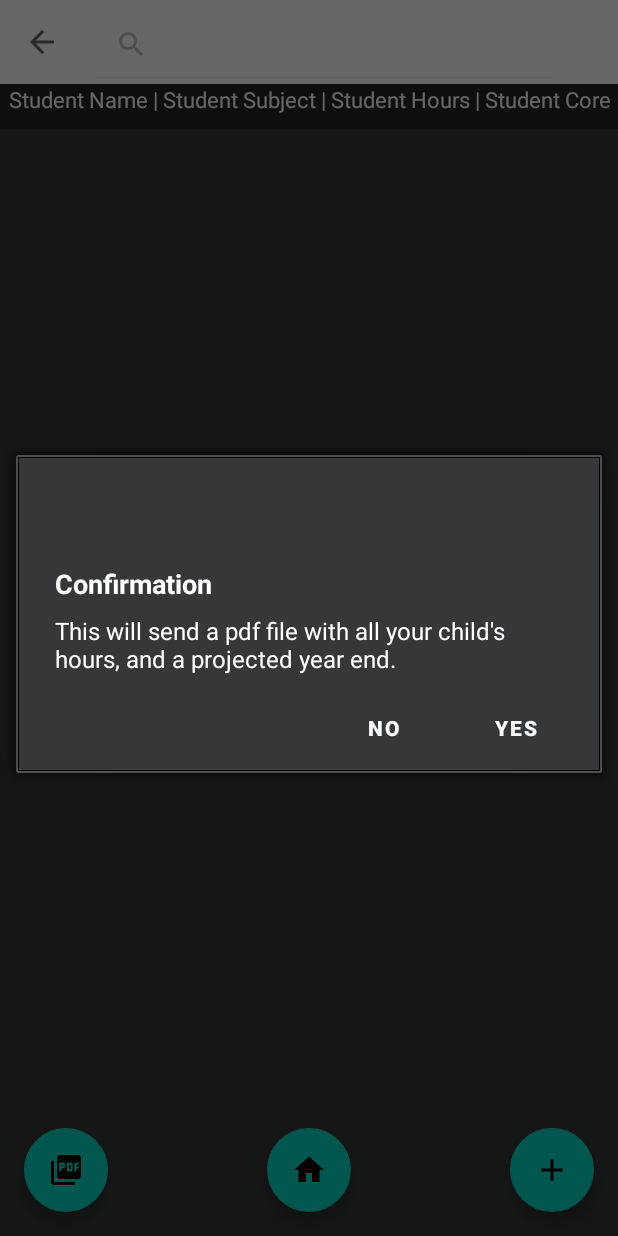
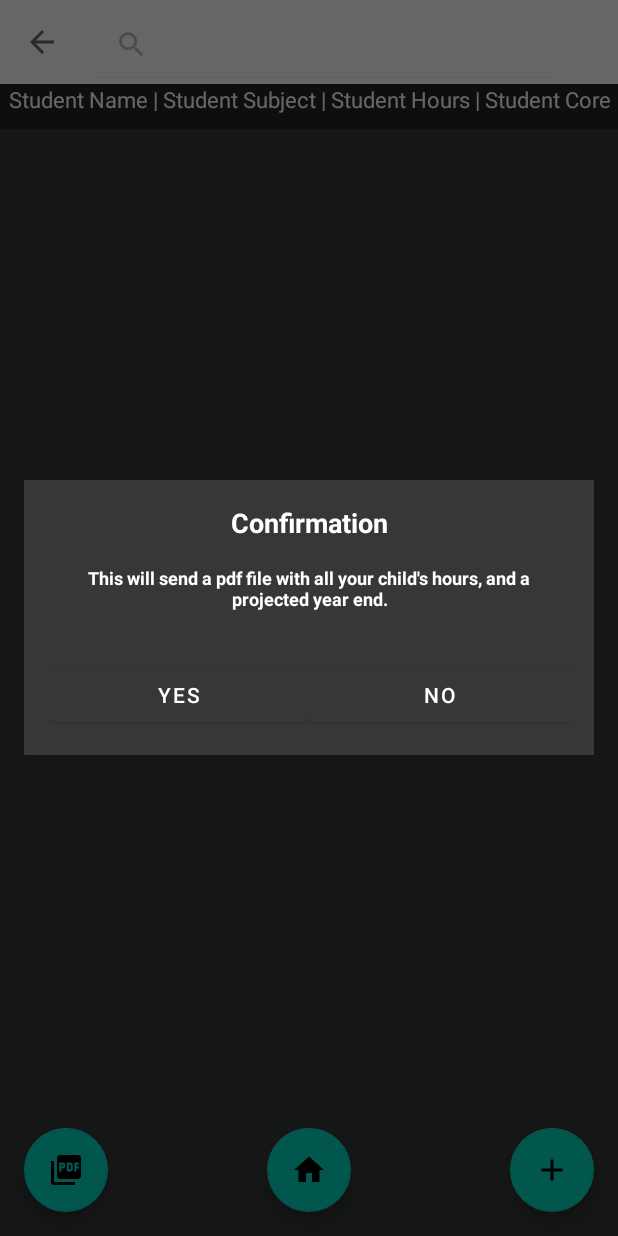
Before and after one commit to BoBlaire/HomeSchoolApp, an Android app: the ViewCourses screen opened directly, with no data from a screen before it, after a tap on an icon or button, on a phone screen of 412 x 824 dp. Run offline under Robolectric (Android 15) with nearby library versions, the phone set to English and light mode, and no system bars; our stand-ins replace Firebase (no records; nobody signed in at launch, a user with empty details on screens opened directly); libraries missing offline, so code that uses them is left out: com.itextpdf.text; 38 statements that could not run were skipped; 2 other taps on this screen came first.

Commit message:
alerts and bugging

```diff
--- a/app/src/main/java/com/example/gfgapp/ViewCourses.java
+++ b/app/src/main/java/com/example/gfgapp/ViewCourses.java
@@ -4,7 +4,6 @@ import static androidx.recyclerview.widget.RecyclerView.VERTICAL;
 
 import android.annotation.SuppressLint;
 import android.content.Context;
-import android.content.DialogInterface;
 import android.content.Intent;
 import android.os.Build;
 import android.os.Bundle;
@@ -12,6 +11,7 @@ import android.os.Bundle;
 import java.io.OutputStream;
 
 import android.bluetooth.BluetoothSocket;
+import android.view.LayoutInflater;
 import android.view.View;
 import android.widget.Button;
 import android.widget.Toast;
@@ -19,7 +19,8 @@ import android.widget.Toast;
 import com.example.gfgapp.dataadapter.AddInfo;
 import com.example.gfgapp.dataadapter.HoursAdapter;
 import com.example.gfgapp.databases.DBHandler;
-import com.example.gfgapp.email.PdfGenerator;
+import com.example.gfgapp.pdf.CustomAlertDialog;
+import com.example.gfgapp.pdf.PdfGenerator;
 import com.example.gfgapp.email.SendEmail;
 import com.example.gfgapp.modal.CourseModal;
 import com.example.gfgapp.modal.MainModal;
@@ -44,7 +45,6 @@ import androidx.recyclerview.widget.LinearLayoutManager;
 import androidx.recyclerview.widget.RecyclerView;
 
 import java.util.ArrayList;
-import java.util.concurrent.ExecutionException;
 
 public class ViewCourses extends AppCompatActivity {
 
@@ -186,7 +186,7 @@ public class ViewCourses extends AppCompatActivity {
                                                     hoursAdapter.getTotalSubjectHours(mainModal.getUserName(), "Extracurriculars", mainModal.getUserEmail(), "No", extra -> {
                                                         hoursAdapter.getTotalHoursBySubjectAndCore(mainModal.getUserName(), mainModal.getUserEmail(), totalHours -> {
                                                             String filePath = getFilesDir().getPath() + "/email.pdf";
-                                                            PdfGenerator.createPDF(filePath, mainModal.getUserName() + " has done great so far. He has a total of: " +totalHours+" hours\n\n This is a list of all the subjects core and non-core hours so far: \n\n Math Core: "+mathCore+"\n Math Non-Core: "+math+"\n History Core: "+historyCore+"\n History Non-Core: "+history+"\n English Core: "+englishCore+"\n English Non-Core: "+english+"\n Science Core: "+scienceCore+"\n Science Non-Core: "+science+math+"\n Pe Core: "+peCore+"\n Pe Non-Core: "+pe+"\n Extracurriculars Core: "+extraCore+"\n Extracurriculars Non-Core: "+extra+"\n\n That is all of his hours.");
+                                                            PdfGenerator.createPDF(filePath, mainModal.getUserName(), mathCore, math, englishCore, english, scienceCore, science, historyCore, history, peCore, pe, extraCore, extra, totalHours);
 
                                                         });
                                                     });
@@ -201,42 +201,8 @@ public class ViewCourses extends AppCompatActivity {
                 });
             });
         });
-
-
-        SendEmail sendEmail = new SendEmail();
-        // Create the object of AlertDialog Builder class
-        AlertDialog.Builder builder = new AlertDialog.Builder(ViewCourses.this, R.style.AlertDialogCustom);
-
-        // Instantiate DBHandler
-
-        // Set the message show for the Alert time
-        builder.setTitle("Confirmation");
-        builder.setMessage("This will send a pdf file with all your child's hours, and a projected year end.");
-
-        // Set Cancelable false for when the user clicks on the outside the Dialog Box then it will remain show
-        builder.setCancelable(false);
-
-        // Set the positive button with yes name Lambda OnClickListener method is use of DialogInterface interface.
-        builder.setPositiveButton("Yes", (dialog, which) -> {
-            // When the user click yes button then app will close
-
-
-            sendEmail.sendEmail(mainModal.getUserEmail(), mainModal.getUserName(), ViewCourses.this);
-//            dialog.dismiss();
-//            finish();
-        });
-
-        // Set the Negative button with No name Lambda OnClickListener method is use of DialogInterface interface.
-        builder.setNegativeButton("No", (dialog, which) -> {
-            // If user click no then dialog box is canceled.
-//            dialog.cancel();
-//            dialog.dismiss();
-        });
-
-        // Create the Alert dialog
-        AlertDialog alertDialog = builder.create();
-
-        alertDialog.show();
+        CustomAlertDialog alertDialog = new CustomAlertDialog();
+        alertDialog.showCustomDialog(ViewCourses.this);
     }
 
     //resizing text
--- /dev/null
+++ b/app/src/main/java/com/example/gfgapp/pdf/CustomAlertDialog.java
@@ -0,0 +1,59 @@
+package com.example.gfgapp.pdf;
+
+import static com.example.gfgapp.MainActivity.mainModal;
+
+import android.app.AlertDialog;
+import android.content.Context;
+import android.view.LayoutInflater;
+import android.view.View;
+import android.widget.Button;
+import android.widget.EditText;
+import android.widget.TextView;
+
+import com.example.gfgapp.R;
+import com.example.gfgapp.email.SendEmail;
+
+public class CustomAlertDialog {
+
+    public void showCustomDialog(Context context) {
+        AlertDialog.Builder builder = new AlertDialog.Builder(context);
+        LayoutInflater inflater = LayoutInflater.from(context);
+        View dialogView = inflater.inflate(R.layout.alert, null);
+        builder.setView(dialogView);
+
+        SendEmail sendEmail = new SendEmail();
+
+        // Get views from custom layout
+        TextView titleTextView = dialogView.findViewById(R.id.titleTextView);
+        Button positiveButton = dialogView.findViewById(R.id.positiveButton);
+        Button negativeButton = dialogView.findViewById(R.id.negativeButton);
+
+        // Customize views as needed (e.g., set text, onClick listeners)
+        titleTextView.setText("This will send a pdf file with all your child's hours, and a projected year end.");
+
+        AlertDialog alertDialog = builder.create();
+
+        positiveButton.setOnClickListener(new View.OnClickListener() {
+            @Override
+            public void onClick(View v) {
+                // Handle positive button click
+                // For example, get text from editText
+                sendEmail.sendEmail(mainModal.getUserEmail(), mainModal.getUserName(), context);
+                // Dismiss the dialog
+                alertDialog.dismiss();
+            }
+        });
+
+        negativeButton.setOnClickListener(new View.OnClickListener() {
+            @Override
+            public void onClick(View v) {
+                // Handle negative button click
+                // Dismiss the dialog
+                alertDialog.dismiss();
+            }
+        });
+
+
+        alertDialog.show();
+    }
+}
--- /dev/null
+++ b/app/src/main/res/layout/alert.xml
@@ -0,0 +1,60 @@
+<!-- res/layout/custom_alert_dialog.xml -->
+<LinearLayout xmlns:android="http://schemas.android.com/apk/res/android"
+    android:layout_width="match_parent"
+    android:layout_height="wrap_content"
+    android:orientation="vertical"
+    android:background="@color/background"
+
+    android:padding="16dp">
+
+    <TextView
+        android:id="@+id/title"
+        android:layout_width="match_parent"
+        android:layout_height="wrap_content"
+        android:text="Confirmation"
+        android:textSize="18sp"
+        android:textColor="@color/white"
+        android:textStyle="bold"
+        android:gravity="center"
+        android:paddingBottom="16dp"/>
+
+
+    <TextView
+        android:id="@+id/titleTextView"
+        android:layout_width="match_parent"
+        android:layout_height="wrap_content"
+        android:text="This will send a pdf file with all your child's hours, and a projected year end."
+        android:textSize="12sp"
+        android:textStyle="bold"
+        android:textColor="@color/white"
+        android:gravity="center"
+        android:paddingBottom="16dp"/>
+
+
+    <!-- Add more views as needed -->
+
+    <LinearLayout
+        android:layout_width="match_parent"
+        android:layout_height="wrap_content"
+        android:orientation="horizontal"
+        android:layout_marginTop="16dp">
+
+        <Button
+            android:id="@+id/positiveButton"
+            android:layout_width="0dp"
+            android:layout_height="wrap_content"
+            android:layout_weight="1"
+            android:text="Yes"
+            android:textColor="@color/white"
+            android:backgroundTint="@color/background"/>
+
+        <Button
+            android:id="@+id/negativeButton"
+            android:layout_width="0dp"
+            android:layout_height="wrap_content"
+            android:layout_weight="1"
+            android:text="No"
+            android:textColor="@color/white"
+            android:backgroundTint="@color/background"/>
+    </LinearLayout>
+</LinearLayout>
```
Also changed, not shown: app/src/main/java/com/example/gfgapp/StudentAdapter.java (+0 -14 lines), app/src/main/java/com/example/gfgapp/email/PdfGenerator.java (deleted, +0 -32 lines), app/src/main/java/com/example/gfgapp/pdf/PdfGenerator.java (added, +106 -0 lines).
